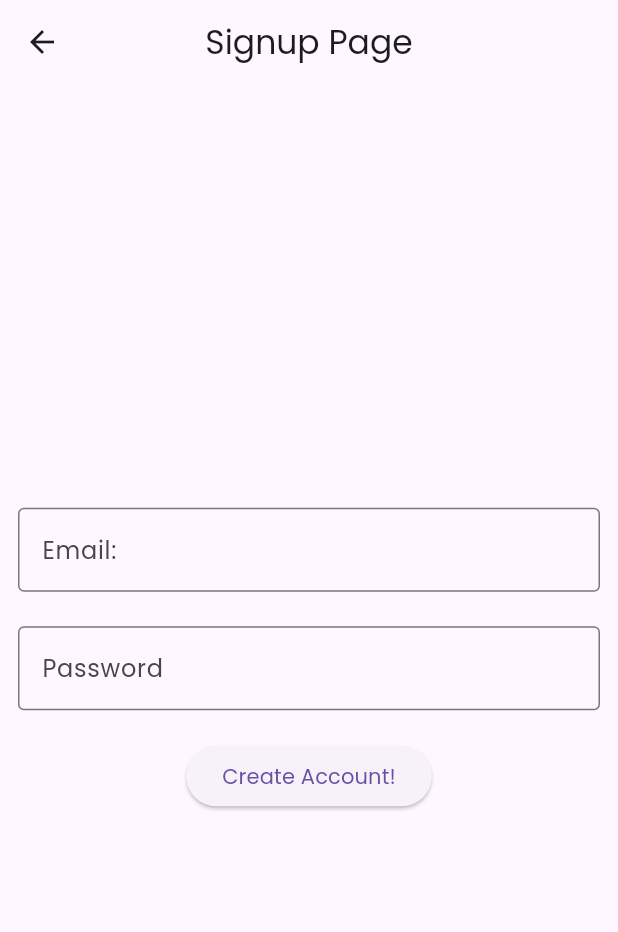
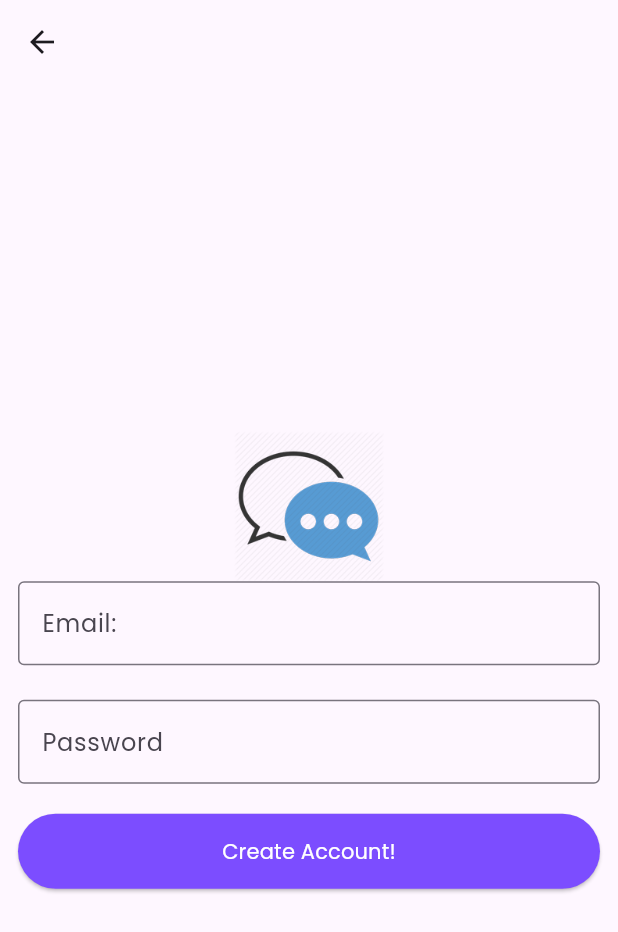
Before and after one commit to ZaidShaikh01/flutter_learn, a Flutter app: the screen it shows after launch, after a tap on "Login", after a tap on "Signup here!", on a phone screen of 412 x 824 dp. Shown: the top 932 px of the screen. Run offline on Flutter 3.47's test engine with Material 3 defaults, Android fonts, the phone set to English and light mode, and no system bars; our stand-ins replace dio, firebase_auth, firebase_core, shared_preferences; accounts and stored records are empty.

Commit message:
Design improvements

```diff
--- a/global_chat_app/lib/screens/login_screen.dart
+++ b/global_chat_app/lib/screens/login_screen.dart
@@ -23,10 +23,10 @@
   @override
   Widget build(BuildContext context) {
     return Scaffold(
-      appBar: AppBar(
-        centerTitle: true,
-        title: Text("Login Page"),
-      ),
+      // appBar: AppBar(
+      //   centerTitle: true,
+      //   title: Text("Login Page"),
+      // ),
       // using the form widget
       body: Form(
         // Setting yp the key for form
@@ -36,6 +36,12 @@
           child: Column(
             mainAxisAlignment: MainAxisAlignment.center,
             children: [
+
+
+              SizedBox(
+                  height: 100,
+                  width: 100,
+                  child: Image.asset("assets/images/logo.png")),
               TextFormField(
                 controller: email,
                 validator: (value) {
@@ -69,7 +75,14 @@
                 ),
               ),
               SizedBox(height: 20),
-              ElevatedButton(
+              Row(
+                children: [
+                  Expanded(
+                    child: ElevatedButton(
+                        style: ElevatedButton.styleFrom(
+                            minimumSize: Size(0, 50),
+                            foregroundColor: Colors.white,
+                            backgroundColor: Colors.deepPurpleAccent),
                         onPressed: () {
                           if (userForm.currentState!.validate()) {
                             // Creating an account
@@ -80,6 +93,9 @@
                           }
                         },
                         child: Text("Login")),
+                  ),
+                ],
+              ),
               SizedBox(height: 20),
               Row(
                 children: [
--- a/global_chat_app/lib/screens/signup_screen.dart
+++ b/global_chat_app/lib/screens/signup_screen.dart
@@ -23,7 +23,7 @@
     return Scaffold(
       appBar: AppBar(
         centerTitle: true,
-        title: Text("Signup Page"),
+        title: Text(""),
       ),
       // using the form widget
       body: Form(
@@ -34,6 +34,10 @@
           child: Column(
             mainAxisAlignment: MainAxisAlignment.center,
             children: [
+              SizedBox(
+                  height: 100,
+                  width: 100,
+                  child: Image.asset("assets/images/logo.png")),
               TextFormField(
                 controller: email,
                 validator: (value) {
@@ -67,7 +71,14 @@
                 ),
               ),
               SizedBox(height: 20),
-              ElevatedButton(
+              Row(
+                children: [
+                  Expanded(
+                    child: ElevatedButton(
+                        style: ElevatedButton.styleFrom(
+                            minimumSize: Size(0, 50),
+                            foregroundColor: Colors.white,
+                            backgroundColor: Colors.deepPurpleAccent),
                         onPressed: () {
                           if (userForm.currentState!.validate()) {
                             // Creating an account
@@ -78,6 +89,9 @@
                           }
                         },
                         child: Text("Create Account!")),
+                  ),
+                ],
+              ),
             ],
           ),
         ),
--- a/global_chat_app/lib/screens/splash_screen.dart
+++ b/global_chat_app/lib/screens/splash_screen.dart
@@ -43,7 +43,10 @@
   Widget build(BuildContext context) {
     return Scaffold(
       body: Center(
-        child: Text("Splash Screen"),
+        child: SizedBox(
+            height: 100,
+            width: 100,
+            child: Image.asset("assets/images/logo.png")),
       ),
     );
   }
--- a/global_chat_app/pubspec.yaml
+++ b/global_chat_app/pubspec.yaml
@@ -50,9 +50,9 @@
   # the material Icons class.
   uses-material-design: true
   # To add assets to your application, add an assets section, like this:
-  # assets:
-  #   - images/a_dot_burr.jpeg
-  #   - images/a_dot_ham.jpeg
+  assets:
+    - assets/images/
+     #   - images/a_dot_ham.jpeg
   # An image asset can refer to one or more resolution-specific "variants", see
   # https://flutter.dev/to/resolution-aware-images
   # For details regarding adding assets from package dependencies, see
```
Also changed, not shown: global_chat_app/assets/images/logo.png (added). Lines whose indentation alone changed are shown as unchanged.
